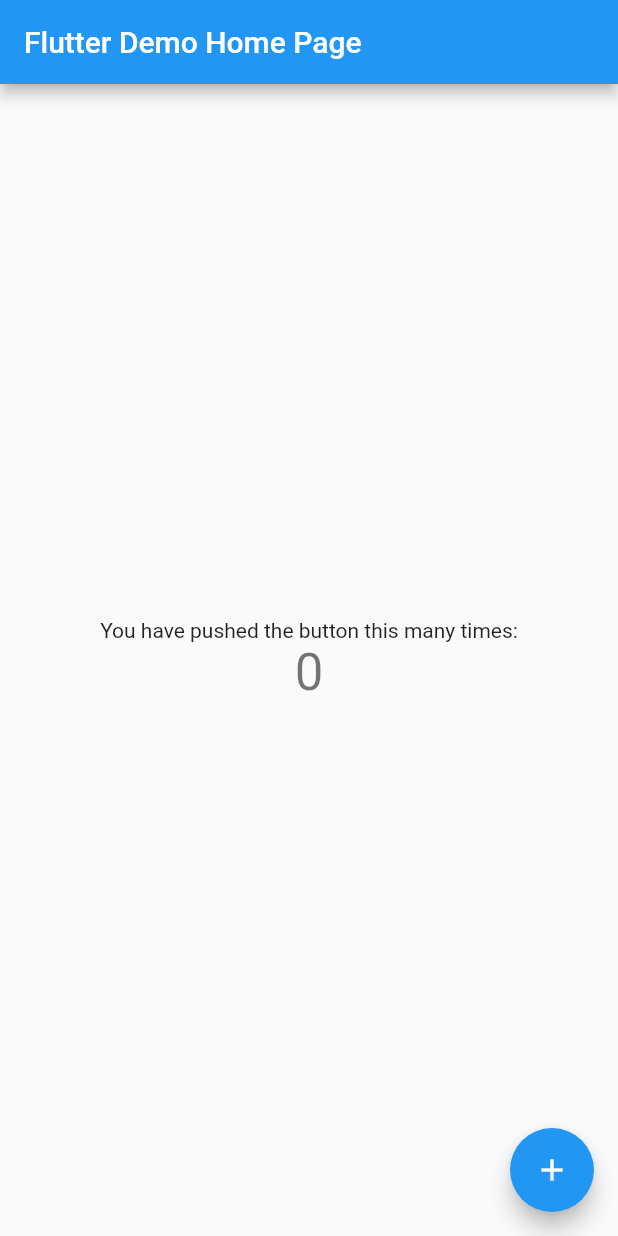
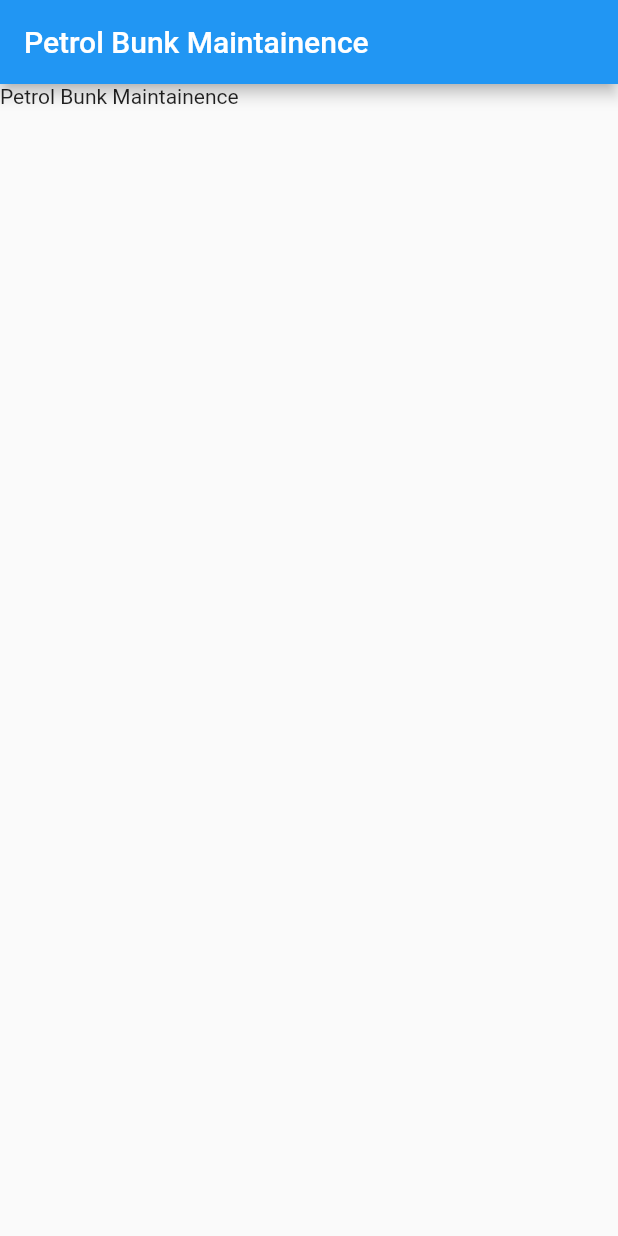
Before and after one commit to GOKULKRISHNA-R/Petrol_Bunk_Maintainence, a Flutter app: the screen it shows after launch, on a phone screen of 412 x 824 dp. Run offline on Flutter 3.47's test engine with Material 2 defaults, Android fonts, the phone set to English and light mode, and no system bars; our stand-ins replace get.

Commit message:
package: Get Added

```diff
--- a/lib/main.dart
+++ b/lib/main.dart
@@ -1,4 +1,5 @@
 import 'package:flutter/material.dart';
+import 'package:get/get.dart';
 
 void main() {
   runApp(const MyApp());
@@ -7,109 +8,28 @@
 class MyApp extends StatelessWidget {
   const MyApp({super.key});
 
-  // This widget is the root of your application.
   @override
   Widget build(BuildContext context) {
-    return MaterialApp(
-      title: 'Flutter Demo',
+    return GetMaterialApp(
+      title: 'Petrol Bunk Maintainence',
       theme: ThemeData(
-        // This is the theme of your application.
-        //
-        // Try running your application with "flutter run". You'll see the
-        // application has a blue toolbar. Then, without quitting the app, try
-        // changing the primarySwatch below to Colors.green and then invoke
-        // "hot reload" (press "r" in the console where you ran "flutter run",
-        // or simply save your changes to "hot reload" in a Flutter IDE).
-        // Notice that the counter didn't reset back to zero; the application
-        // is not restarted.
         primarySwatch: Colors.blue,
       ),
-      home: const MyHomePage(title: 'Flutter Demo Home Page'),
+      home: const MyHomePage(),
     );
   }
 }
 
-class MyHomePage extends StatefulWidget {
-  const MyHomePage({super.key, required this.title});
-
-  // This widget is the home page of your application. It is stateful, meaning
-  // that it has a State object (defined below) that contains fields that affect
-  // how it looks.
-
-  // This class is the configuration for the state. It holds the values (in this
-  // case the title) provided by the parent (in this case the App widget) and
-  // used by the build method of the State. Fields in a Widget subclass are
-  // always marked "final".
-
-  final String title;
-
-  @override
-  State<MyHomePage> createState() => _MyHomePageState();
-}
-
-class _MyHomePageState extends State<MyHomePage> {
-  int _counter = 0;
-
-  void _incrementCounter() {
-    setState(() {
-      // This call to setState tells the Flutter framework that something has
-      // changed in this State, which causes it to rerun the build method below
-      // so that the display can reflect the updated values. If we changed
-      // _counter without calling setState(), then the build method would not be
-      // called again, and so nothing would appear to happen.
-      _counter++;
-    });
-  }
+class MyHomePage extends StatelessWidget {
+  const MyHomePage({super.key});
 
   @override
   Widget build(BuildContext context) {
-    // This method is rerun every time setState is called, for instance as done
-    // by the _incrementCounter method above.
-    //
-    // The Flutter framework has been optimized to make rerunning build methods
-    // fast, so that you can just rebuild anything that needs updating rather
-    // than having to individually change instances of widgets.
     return Scaffold(
       appBar: AppBar(
-        // Here we take the value from the MyHomePage object that was created by
-        // the App.build method, and use it to set our appbar title.
-        title: Text(widget.title),
+        title: const Text('Petrol Bunk Maintainence'),
       ),
-      body: Center(
-        // Center is a layout widget. It takes a single child and positions it
-        // in the middle of the parent.
-        child: Column(
-          // Column is also a layout widget. It takes a list of children and
-          // arranges them vertically. By default, it sizes itself to fit its
-          // children horizontally, and tries to be as tall as its parent.
-          //
-          // Invoke "debug painting" (press "p" in the console, choose the
-          // "Toggle Debug Paint" action from the Flutter Inspector in Android
-          // Studio, or the "Toggle Debug Paint" command in Visual Studio Code)
-          // to see the wireframe for each widget.
-          //
-          // Column has various properties to control how it sizes itself and
-          // how it positions its children. Here we use mainAxisAlignment to
-          // center the children vertically; the main axis here is the vertical
-          // axis because Columns are vertical (the cross axis would be
-          // horizontal).
-          mainAxisAlignment: MainAxisAlignment.center,
-          children: <Widget>[
-            const Text(
-              'You have pushed the button this many times:',
-            ),
-            Text(
-              '$_counter',
-              style: Theme.of(context).textTheme.headlineMedium,
-            ),
-          ],
-        ),
-      ),
-      floatingActionButton: FloatingActionButton(
-        onPressed: _incrementCounter,
-        tooltip: 'Increment',
-        child: const Icon(Icons.add),
-      ), // This trailing comma makes auto-formatting nicer for build methods.
+      body: const Text('Petrol Bunk Maintainence')
     );
   }
 }
--- a/pubspec.yaml
+++ b/pubspec.yaml
@@ -35,6 +35,7 @@
   # The following adds the Cupertino Icons font to your application.
   # Use with the CupertinoIcons class for iOS style icons.
   cupertino_icons: ^1.0.2
+  get: ^4.6.5
 
 dev_dependencies:
   flutter_test:
```
Also changed, not shown: pubspec.lock.
